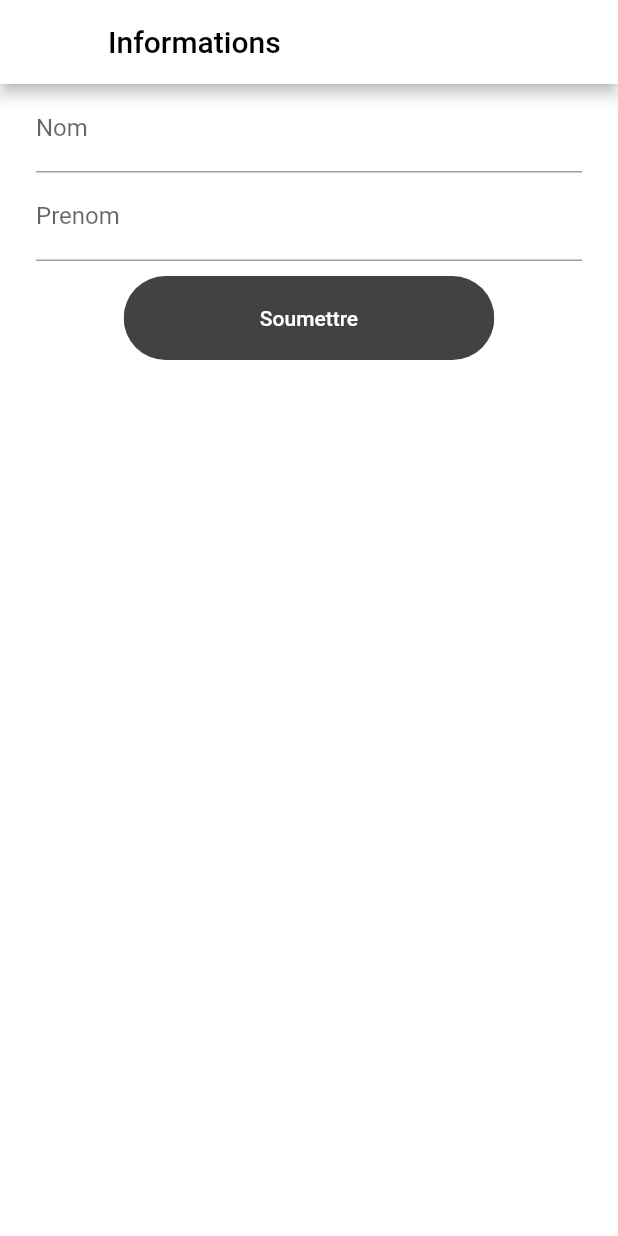
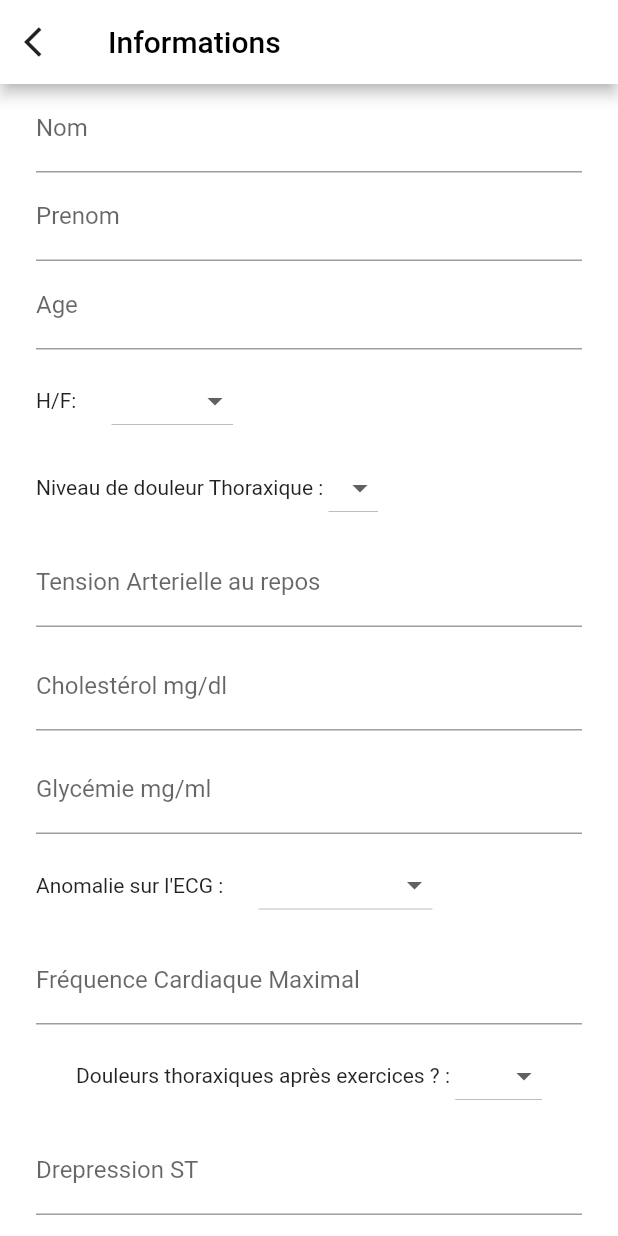
Before and after one commit to johlamie/healthCare, a Flutter app: the FormScreen screen opened directly, on a phone screen of 412 x 824 dp. Run offline on Flutter 3.47's test engine with Material 2 defaults, Android fonts, the phone set to English and light mode, and no system bars; our stand-ins replace cloud_firestore, firebase_auth, firebase_core, flutter_svg; missing offline and left inert: dart:ffi, health; accounts and stored records are empty; project files that could hold a hidden picture were left out.

Commit message:
Reglage problème de dépendances et modification du formulaire

```diff
--- a/lib/Screens/FormulaireInscription/formulaire.dart
+++ b/lib/Screens/FormulaireInscription/formulaire.dart
@@ -3,6 +3,8 @@ import 'package:firebase_core/firebase_core.dart';
 import 'package:flutter/material.dart';
 import 'package:healtcare/components/rouded_button.dart';
 import 'package:healtcare/components/services/database.dart';
+
+import '../../constants.dart';
 
 class FormScreen extends StatefulWidget {
   @override
@@ -12,7 +14,10 @@ class FormScreen extends StatefulWidget {
 class _FormScreenState extends State<FormScreen> {
   String nom;
   String prenom;
+  String email;
+  String passwrd;
   String birth;
+  String phoneNumber;
   int sexe; // Demander homme ou femme mais stocker 0 = Femme, 1 Homme)
   int chestPain; // Douleur thoraxique (1 a 4)
   int arterialTbps; // Tension arterielle
@@ -43,7 +48,7 @@ class _FormScreenState extends State<FormScreen> {
         return null;
       },
       onSaved: (String value) {
-        nom = value;
+        email = value;
       },
     );
   }
@@ -58,7 +63,7 @@ class _FormScreenState extends State<FormScreen> {
         }
       },
       onSaved: (String value) {
-        nom = value;
+        passwrd = value;
       },
     );
   }
@@ -73,7 +78,7 @@ class _FormScreenState extends State<FormScreen> {
         }
       },
       onSaved: (String value) {
-        nom = value;
+        phoneNumber = value;
       },
     );
   }
@@ -117,7 +122,7 @@ class _FormScreenState extends State<FormScreen> {
         }
       },
       onSaved: (String value) {
-        nom = value;
+        birth = value;
       },
     );
   }
@@ -135,6 +140,7 @@ class _FormScreenState extends State<FormScreen> {
       onChanged: (newValue) {
         setState(() {
           valueChoose = newValue;
+          print(valueChoose);
         });
       },
       items: douleurListItems.map(
@@ -143,6 +149,7 @@ class _FormScreenState extends State<FormScreen> {
             value: valueItem,
             child: Text(valueItem),
           );
+          print(valueChoose);
         },
       ).toList(),
     );
@@ -412,6 +419,13 @@ class _FormScreenState extends State<FormScreen> {
     return Scaffold(
       resizeToAvoidBottomInset: false,
       appBar: AppBar(
+        leading: IconButton(
+          icon: Icon(
+            Icons.arrow_back_ios,
+            color: blackColor,
+          ),
+          onPressed: () => Navigator.pop(context, false),
+        ),
         backgroundColor: Colors.white,
         title: Text(
           "Informations",
@@ -428,7 +442,7 @@ class _FormScreenState extends State<FormScreen> {
               children: <Widget>[
                 _buildNom(),
                 _buildPrenom(),
-                /*_buildBirthDate(),
+                _buildBirthDate(),
                 SizedBox(height: 10),
                 Row(
                   children: [
@@ -508,7 +522,7 @@ class _FormScreenState extends State<FormScreen> {
                     _buildheathDeseases(),
                   ],
                 ),
-                SizedBox(height: 20),*/
+                SizedBox(height: 20),
                 RoundedButton(
                   color: Colors.grey[800],
                   text: "Soumettre",
--- a/lib/components/services/database.dart
+++ b/lib/components/services/database.dart
@@ -1,6 +1,5 @@
 import 'package:cloud_firestore/cloud_firestore.dart';
-
-import '../users.dart';
+import 'package:healtcare/components/usersData.dart';
 
 class DataBaseService {
   final String uid;
--- a/lib/components/userRegistrationService.dart
+++ b/lib/components/userRegistrationService.dart
@@ -34,11 +34,13 @@ class UserRegistrationService {
         email: userModel.email,
         password: userModel.password,
       );
+      // print("Connection");
     } catch (e) {
       userCredential = await _auth.createUserWithEmailAndPassword(
         email: userModel.email,
         password: userModel.password,
       );
+      // print("INscription");
     }
     userModel.setUid = userCredential.user.uid;
     return userModel;
--- a/lib/components/users.dart
+++ b/lib/components/usersData.dart
@@ -10,7 +10,7 @@ class AppUserData {
   final String uid;
   final String nom;
   final String prenom;
-  /*final int age;
+  final int age;
   final int sex;
   final int chestPain;
   final int bloodPressure;
@@ -22,7 +22,7 @@ class AppUserData {
   final int slope; // Pente du segment ST
   final int nbMajorVesselsColored;
   final int troubleSanguin;
-  final int healthDiseases;*/
+  final int healthDiseases;
 
   /*final String age;
   final String sex;
@@ -42,8 +42,7 @@ class AppUserData {
     this.uid,
     this.nom,
     this.prenom,
-  }
-      /*this.age,
+    this.age,
     this.sex,
     this.chestPain,
     this.bloodPressure,
@@ -55,6 +54,6 @@ class AppUserData {
     this.slope,
     this.nbMajorVesselsColored,
     this.troubleSanguin,
-    this.healthDiseases,*/
-      );
+    this.healthDiseases,
+  });
 }
--- a/lib/main.dart
+++ b/lib/main.dart
@@ -2,6 +2,7 @@ import 'dart:ffi';
 
 import 'package:firebase_auth/firebase_auth.dart';
 import 'package:flutter/material.dart';
+import 'package:healtcare/Screens/Home/homePage.dart';
 import 'package:healtcare/Screens/Welcome/welcome_screen.dart';
 import 'package:healtcare/Screens/displayHealthData/display_health_data.dart';
 import 'package:healtcare/components/userRegistrationService.dart';
@@ -29,11 +30,11 @@ class MyApp extends StatelessWidget {
         builder: (context, snapshot) {
           if (snapshot.connectionState == ConnectionState.active) {
             if (snapshot.hasData) {
-              return DisplayHealthData();
+              return HomePage();
             }
             return WelcomeScreen();
           }
-          return WelcomeScreen();
+          //return WelcomeScreen();
           return SafeArea(
             // TODO : Page de chargement d'application avec un delai de 3 secondes
             child: Scaffold(
--- a/pubspec.yaml
+++ b/pubspec.yaml
@@ -34,7 +34,7 @@ dependencies:
   health: ^3.0.5
   custom_navigation_bar: ^0.8.1
   cloud_firestore: ^0.16.0+1
-  #date_field: ^2.0.1
+  date_field: ^1.0.5
 
 dev_dependencies:
   flutter_test:
```
Also changed, not shown: pubspec.lock, 2 other files.
